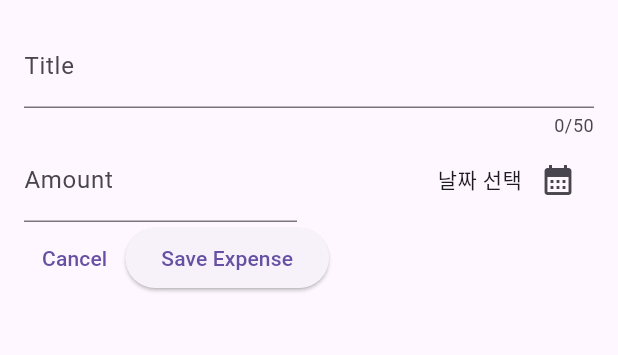
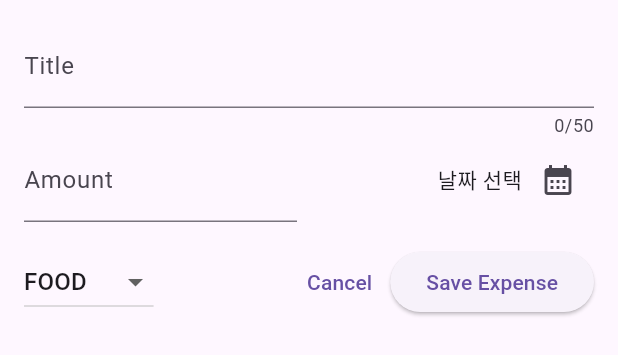
Before and after one commit to WebKBS/flutter-learn, a Flutter app: the NewExpense widget shown alone on an empty page, opened directly, on a phone screen of 412 x 824 dp. Shown: the top 355 px of the screen. Run offline on Flutter 3.47's test engine with Material 3 defaults, Android fonts, the phone set to English and light mode, and no system bars; our stand-ins replace google_fonts.

Commit message:
drop down 셀렉터 추가

```diff
--- a/expense_tracker/lib/widgets/expenses_list/new_expense.dart
+++ b/expense_tracker/lib/widgets/expenses_list/new_expense.dart
@@ -14,6 +14,7 @@ class _NewExpenseState extends State<NewExpense> {
   final _titleController = TextEditingController();
   final _amountController = TextEditingController();
   DateTime? _selectedDate;
+  Category? _selectedCategory = Category.food;
 
   void _presentDatePicker() async {
     final now = DateTime.now();
@@ -83,8 +84,24 @@ class _NewExpenseState extends State<NewExpense> {
                 ),
               ],
             ),
+            const SizedBox(height: 16),
             Row(
               children: [
+                DropdownButton(
+                  value: _selectedCategory,
+                  items: Category.values
+                      .map((category) => DropdownMenuItem(
+                            value: category,
+                            child: Text(category.name.toUpperCase()),
+                          ))
+                      .toList(),
+                  onChanged: (value) {
+                    setState(() {
+                      _selectedCategory = value;
+                    });
+                  },
+                ),
+                const Spacer(),
                 TextButton(
                   onPressed: () {
                     Navigator.of(context).pop();
```
